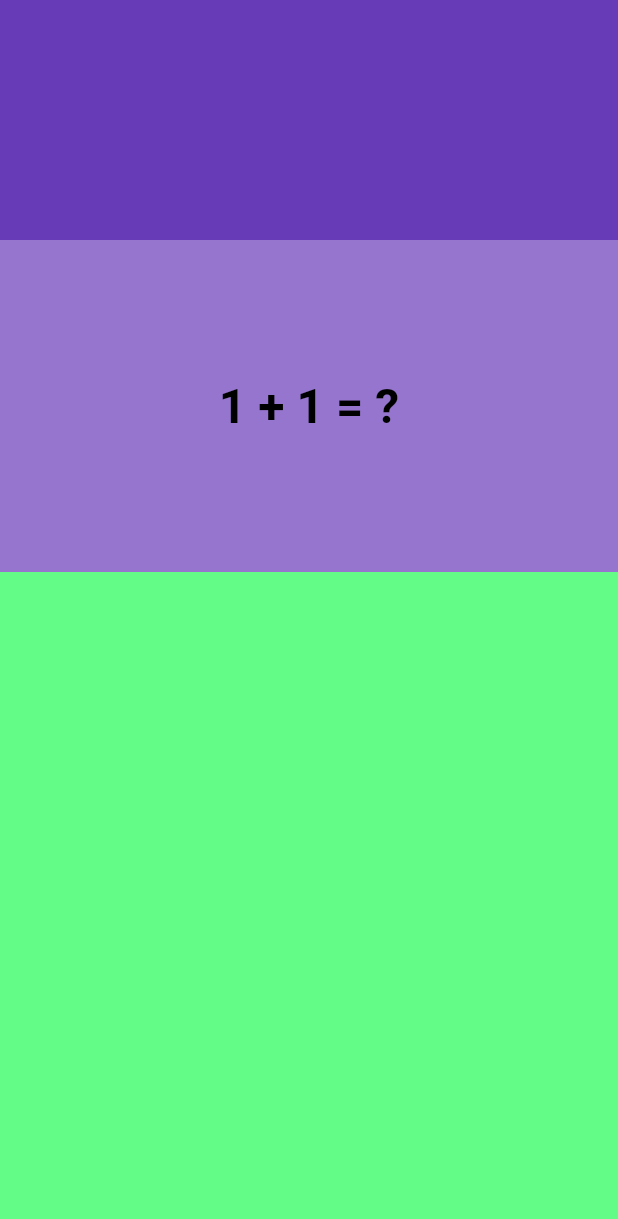
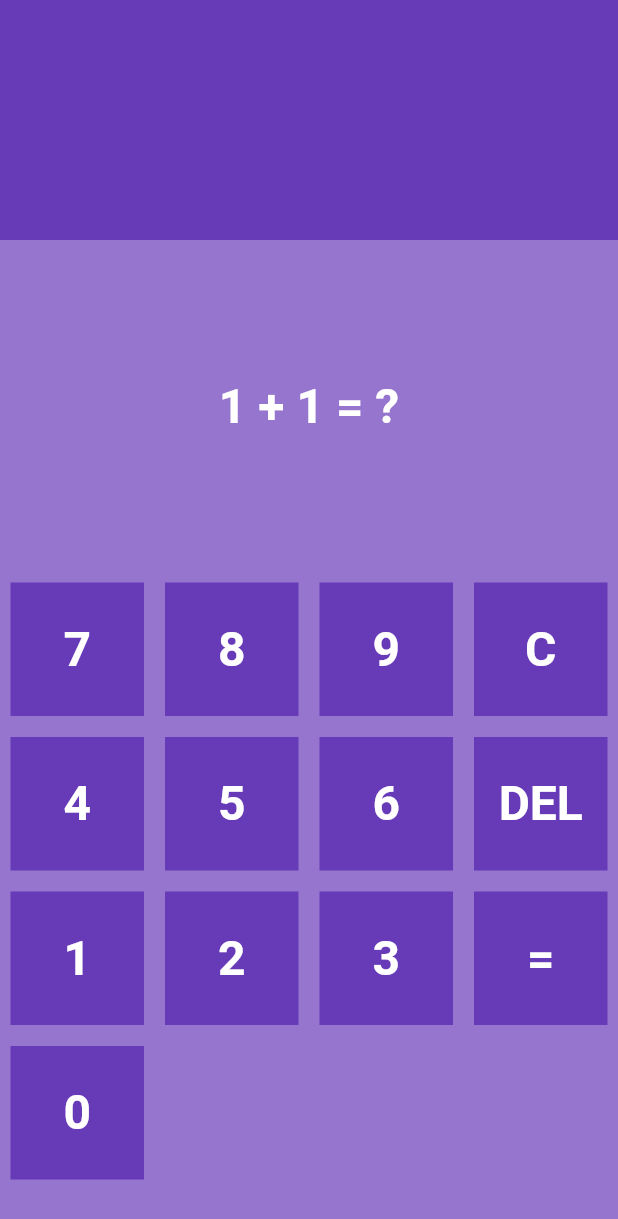
Before and after one commit to jabidhasantonmoy/MathGame, a Flutter app: the screen it shows after launch, on a phone screen of 412 x 824 dp. Shown: the top 1219 px of the screen. Run offline on Flutter 3.47's test engine with Material 2 defaults, Android fonts, the phone set to English and light mode, and no system bars.

Commit message:
dummy keypad is built

```diff
--- a/lib/const.dart
+++ b/lib/const.dart
@@ -1,7 +1,7 @@
 import 'package:flutter/material.dart';
 
 var whiteTextStyle = const TextStyle(
-  color: Colors.black,
+  color: Colors.white,
   fontSize: 32,
   fontWeight: FontWeight.bold,
 );
--- a/lib/home_page.dart
+++ b/lib/home_page.dart
@@ -9,6 +9,23 @@ class HomePage extends StatefulWidget {
 }
 
 class _HomePageState extends State<HomePage> {
+  // number pad
+  List<String> numberPad = [
+    '7',
+    '8',
+    '9',
+    'C',
+    '4',
+    '5',
+    '6',
+    'DEL',
+    '1',
+    '2',
+    '3',
+    '=',
+    '0',
+  ];
+
   @override
   Widget build(BuildContext context) {
     return Scaffold(
@@ -34,7 +51,28 @@ class _HomePageState extends State<HomePage> {
           Expanded(
             flex: 2,
             child: Container(
-              color: const Color(0xff62fc86),
+              child: GridView.builder(
+                itemCount: numberPad.length,
+                physics: const NeverScrollableScrollPhysics(),
+                gridDelegate: const SliverGridDelegateWithFixedCrossAxisCount(
+                  crossAxisCount: 4,
+                ),
+                itemBuilder: (context, index) {
+                  return Padding(
+                    padding: const EdgeInsets.all(7.0),
+                    child: Container(
+                      color: Colors.deepPurple,
+                      child: Center(
+                        child: Text(
+                          numberPad[index],
+                          style: whiteTextStyle,
+                        ),
+                      ),
+                    ),
+                  );
+                },
+              ),
+              //color: const Color(0xff62fc86),
             ),
           ),
         ],
```
